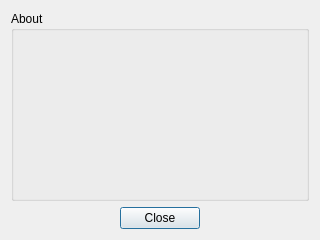
Qt form src/dialogabout.ui (katmai1/qtradingview2) before a commit.
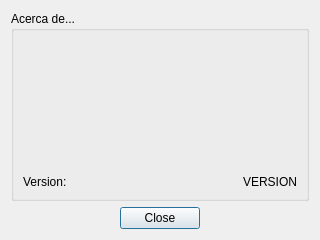
The same form after that commit.

Patch:
```diff
--- a/src/dialogabout.ui
+++ b/src/dialogabout.ui
@@ -23,8 +23,40 @@
       </sizepolicy>
      </property>
      <property name="title">
-      <string>About</string>
+      <string>Acerca de...</string>
      </property>
+     <layout class="QGridLayout" name="gridLayout">
+      <item row="1" column="0">
+       <widget class="QLabel" name="label">
+        <property name="text">
+         <string>Version:</string>
+        </property>
+       </widget>
+      </item>
+      <item row="0" column="0">
+       <spacer name="verticalSpacer">
+        <property name="orientation">
+         <enum>Qt::Vertical</enum>
+        </property>
+        <property name="sizeHint" stdset="0">
+         <size>
+          <width>20</width>
+          <height>40</height>
+         </size>
+        </property>
+       </spacer>
+      </item>
+      <item row="1" column="1">
+       <widget class="QLabel" name="labelVersion">
+        <property name="text">
+         <string>VERSION</string>
+        </property>
+        <property name="alignment">
+         <set>Qt::AlignRight|Qt::AlignTrailing|Qt::AlignVCenter</set>
+        </property>
+       </widget>
+      </item>
+     </layout>
     </widget>
    </item>
    <item>
```
